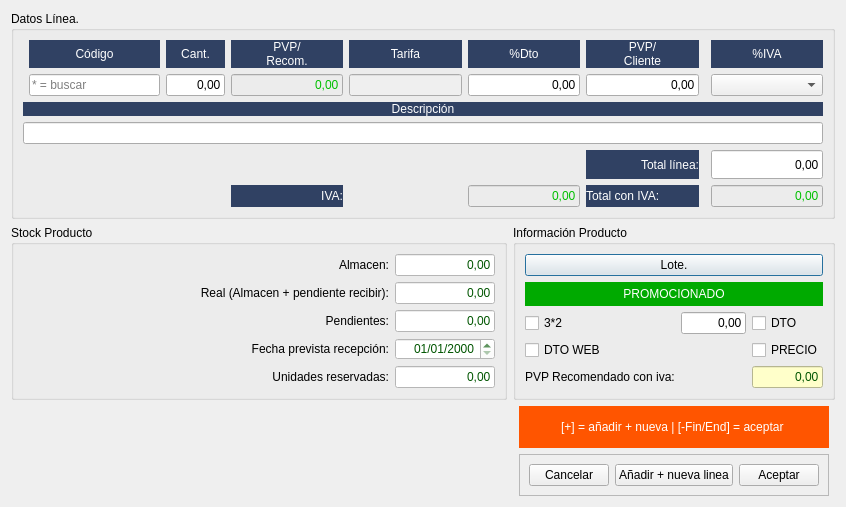
First picture: the form in Auxiliares/frmeditline.ui, repository arcnexus/RedFoX, before the edit.
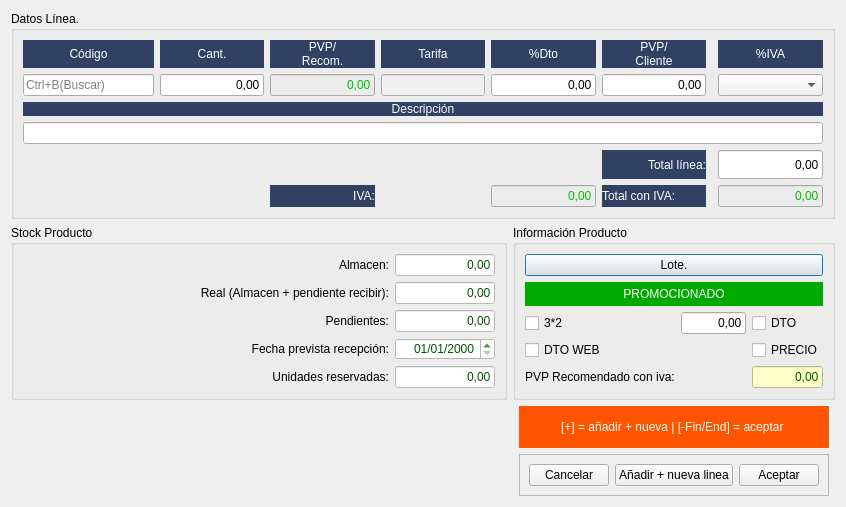
Second picture: the form after the edit. Icons and pictures are not drawn.

What changed in the file:
```diff
--- a/Auxiliares/frmeditline.ui
+++ b/Auxiliares/frmeditline.ui
@@ -390,6 +390,12 @@
       </item>
       <item row="1" column="9">
        <widget class="QLineEdit" name="txtPorc_dto">
+        <property name="sizePolicy">
+         <sizepolicy hsizetype="Preferred" vsizetype="Fixed">
+          <horstretch>0</horstretch>
+          <verstretch>0</verstretch>
+         </sizepolicy>
+        </property>
         <property name="text">
          <string>0,00</string>
         </property>
@@ -457,6 +463,12 @@
       </item>
       <item row="1" column="10">
        <widget class="QLineEdit" name="txtPVP">
+        <property name="sizePolicy">
+         <sizepolicy hsizetype="Preferred" vsizetype="Fixed">
+          <horstretch>0</horstretch>
+          <verstretch>0</verstretch>
+         </sizepolicy>
+        </property>
         <property name="text">
          <string>0,00</string>
         </property>
@@ -544,35 +556,13 @@
         </property>
        </widget>
       </item>
-      <item row="1" column="1" colspan="5">
-       <widget class="QLineEdit" name="txtCodigo">
-        <property name="minimumSize">
-         <size>
-          <width>131</width>
-          <height>0</height>
-         </size>
-        </property>
-        <property name="maximumSize">
-         <size>
-          <width>100</width>
-          <height>16777215</height>
-         </size>
-        </property>
-        <property name="placeholderText">
-         <string>* = buscar</string>
-        </property>
-        <property name="clearButtonEnabled">
-         <bool>true</bool>
-        </property>
-       </widget>
-      </item>
       <item row="1" column="6">
        <widget class="QLineEdit" name="txtCantidad">
-        <property name="maximumSize">
-         <size>
-          <width>59</width>
-          <height>16777215</height>
-         </size>
+        <property name="sizePolicy">
+         <sizepolicy hsizetype="Preferred" vsizetype="Fixed">
+          <horstretch>0</horstretch>
+          <verstretch>0</verstretch>
+         </sizepolicy>
         </property>
         <property name="text">
          <string>0,00</string>
@@ -597,38 +587,17 @@
         </property>
        </widget>
       </item>
-      <item row="0" column="1" colspan="5">
-       <widget class="QLabel" name="label">
-        <property name="minimumSize">
-         <size>
-          <width>131</width>
-          <height>0</height>
-         </size>
-        </property>
-        <property name="maximumSize">
-         <size>
-          <width>100</width>
-          <height>16777215</height>
-         </size>
-        </property>
-        <property name="styleSheet">
-         <string notr="true">background-color: #304163;	
-font: 14pt &quot;Sans Serif&quot;;
-color: rgb(255,255,255);</string>
-        </property>
-        <property name="text">
-         <string>Código</string>
-        </property>
-        <property name="alignment">
-         <set>Qt::AlignCenter</set>
-        </property>
-       </widget>
-      </item>
       <item row="1" column="7">
        <widget class="QLineEdit" name="txtPvp_recomendado">
         <property name="enabled">
          <bool>false</bool>
         </property>
+        <property name="sizePolicy">
+         <sizepolicy hsizetype="Preferred" vsizetype="Fixed">
+          <horstretch>0</horstretch>
+          <verstretch>0</verstretch>
+         </sizepolicy>
+        </property>
         <property name="styleSheet">
          <string notr="true">background-color: rgb(236, 236, 236);
 color: rgb(0, 192, 0);</string>
@@ -650,12 +619,6 @@
       </item>
       <item row="0" column="6">
        <widget class="QLabel" name="label_3">
-        <property name="maximumSize">
-         <size>
-          <width>59</width>
-          <height>16777215</height>
-         </size>
-        </property>
         <property name="styleSheet">
          <string notr="true">background-color: #304163;	
 font: 14pt &quot;Sans Serif&quot;;
@@ -684,6 +647,49 @@
         </property>
        </widget>
       </item>
+      <item row="1" column="0" colspan="6">
+       <widget class="QLineEdit" name="txtCodigo">
+        <property name="sizePolicy">
+         <sizepolicy hsizetype="Expanding" vsizetype="Fixed">
+          <horstretch>0</horstretch>
+          <verstretch>0</verstretch>
+         </sizepolicy>
+        </property>
+        <property name="minimumSize">
+         <size>
+          <width>131</width>
+          <height>0</height>
+         </size>
+        </property>
+        <property name="placeholderText">
+         <string>Ctrl+B(Buscar)</string>
+        </property>
+        <property name="clearButtonEnabled">
+         <bool>true</bool>
+        </property>
+       </widget>
+      </item>
+      <item row="0" column="0" colspan="6">
+       <widget class="QLabel" name="label">
+        <property name="minimumSize">
+         <size>
+          <width>131</width>
+          <height>0</height>
+         </size>
+        </property>
+        <property name="styleSheet">
+         <string notr="true">background-color: #304163;	
+font: 14pt &quot;Sans Serif&quot;;
+color: rgb(255,255,255);</string>
+        </property>
+        <property name="text">
+         <string>Código</string>
+        </property>
+        <property name="alignment">
+         <set>Qt::AlignCenter</set>
+        </property>
+       </widget>
+      </item>
      </layout>
     </widget>
    </item>
```
Left out of the diff: 2 changed lines with no effect on the pictures.
